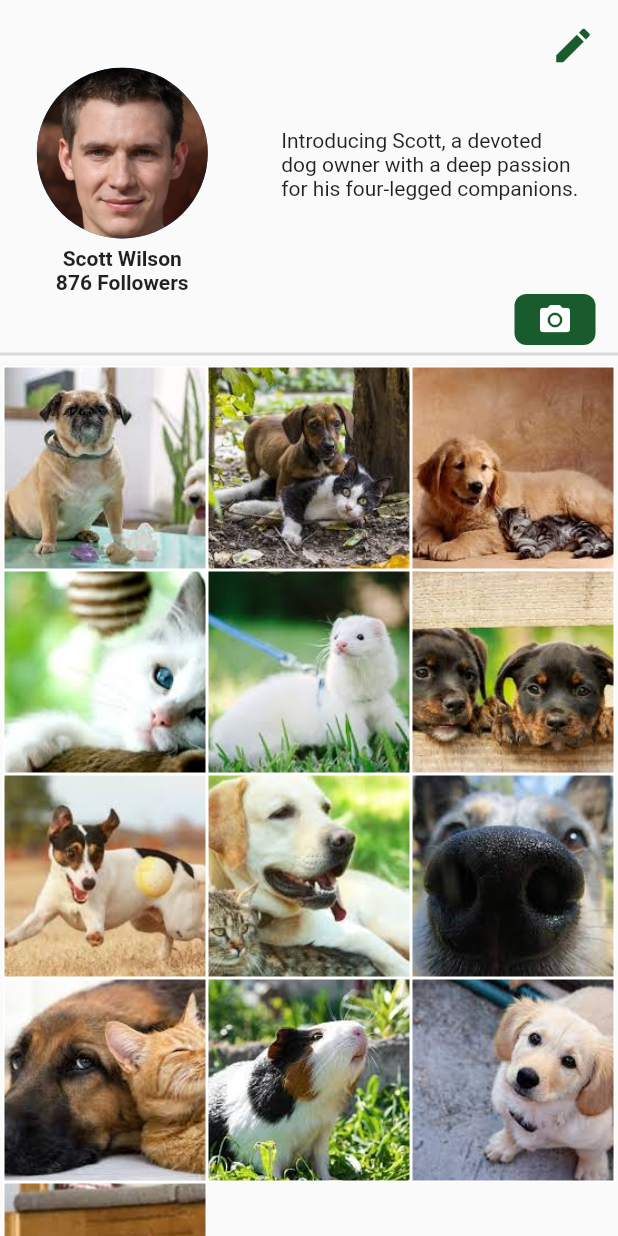
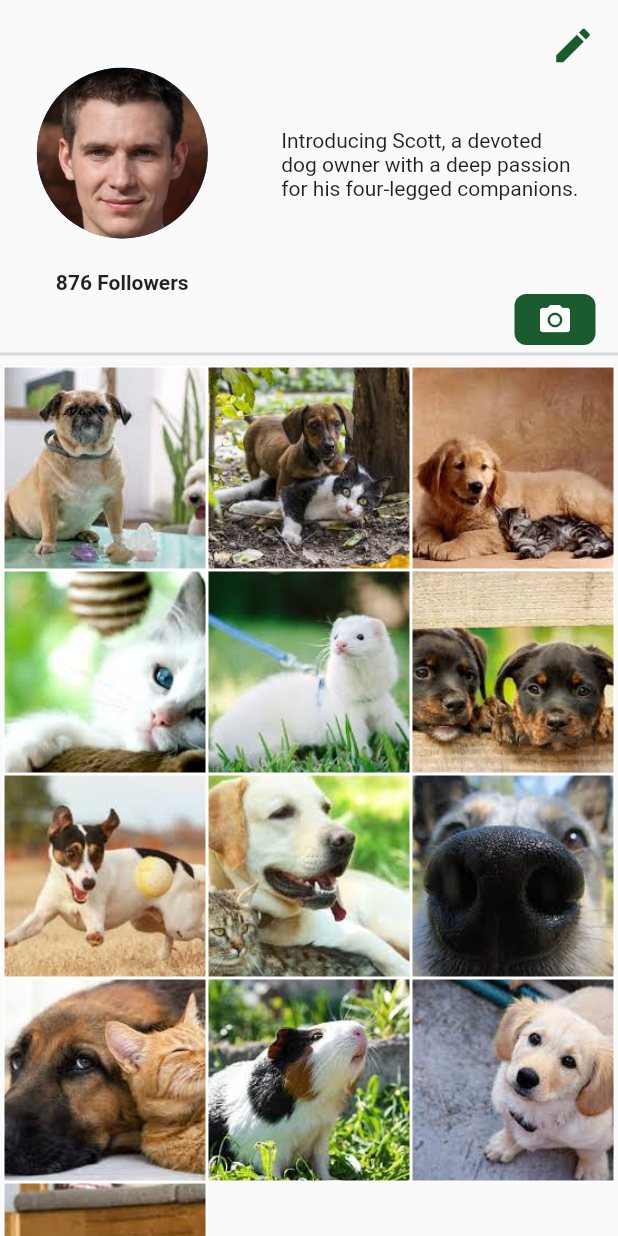
Before and after one commit to danielbueeno/PETSITTING, a Flutter app: the OrganismProfile widget shown alone on an empty page, opened directly, on a phone screen of 412 x 824 dp. Run offline on Flutter 3.47's test engine with Material 2 defaults, Android fonts, the phone set to English and light mode, and no system bars; our stand-ins replace bloc, blur, flutter_bloc, flutter_slidable, logger; missing offline and left inert: dart:ffi.

Commit message:
versao final

```diff
--- /dev/null
+++ b/lib/Widgets/atoms/SettingsBloc.dart
@@ -0,0 +1,26 @@
+import 'dart:async';
+import 'package:flutter_bloc/flutter_bloc.dart';
+import 'package:logger/logger.dart';
+
+abstract class SettingsEvent {}
+
+class ChangeName extends SettingsEvent {
+  String name;
+
+  ChangeName(this.name);
+}
+
+class SettingsBloc extends Bloc<SettingsEvent, String> {
+  final log = Logger();
+  String _name = "Mark Hunt";
+
+  SettingsBloc() : super("") {
+    on<ChangeName>((event, emit) {
+      log.i("Change name");
+      _name = event.name; // Update the name with the provided value
+      emit(_name);
+    });
+  }
+
+  String get initialState => _name;
+}
--- a/lib/Widgets/organisms/organism_profile.dart
+++ b/lib/Widgets/organisms/organism_profile.dart
@@ -2,7 +2,9 @@ import 'dart:ui';
 
 import 'package:flutter/gestures.dart';
 import 'package:flutter/material.dart';
+import 'package:flutter_bloc/flutter_bloc.dart';
 import 'package:pet_sitting_project/Constants/constants_colors.dart';
+import 'package:pet_sitting_project/Widgets/atoms/SettingsBloc.dart';
 import 'package:pet_sitting_project/Widgets/atoms/cameraButton.dart';
 import 'package:pet_sitting_project/Widgets/atoms/image_in_profile.dart';
 import 'package:pet_sitting_project/Widgets/atoms/image_in_profile_zoom.dart';
@@ -117,7 +119,7 @@ class _OrganismProfileState extends State<OrganismProfile> {
     return Column(
       mainAxisAlignment: MainAxisAlignment.spaceAround,
       crossAxisAlignment: CrossAxisAlignment.center,
-      children: const [
+      children: [
         CircleAvatar(
           radius: 57,
           backgroundImage: AssetImage("assets/images/homem5.jpg"),
@@ -125,12 +127,13 @@ class _OrganismProfileState extends State<OrganismProfile> {
         SizedBox(
           height: 5,
         ),
-        Text(
-          "Scott Wilson",
-          style: TextStyle(
-            fontWeight: FontWeight.bold,
-          ),
-        ),
+        BlocBuilder<SettingsBloc, String>(builder: (context, count) {
+          return Center(
+              child: Text(count,
+                  style: const TextStyle(
+                    fontWeight: FontWeight.bold,
+                  )));
+        }),
         Text("876 Followers",
             style: TextStyle(
               fontWeight: FontWeight.bold,
--- a/pubspec.yaml
+++ b/pubspec.yaml
@@ -30,6 +30,8 @@ environment:
 dependencies:
   flutter:
     sdk: flutter
+  bloc: ^8.0.0
+  flutter_bloc: ^8.0.0
 
 
   # The following adds the Cupertino Icons font to your application.
@@ -38,6 +40,7 @@ dependencies:
   intl: ^0.18.1
   flutter_slidable: ^3.0.0
   blur: ^3.1.0
+  logger: ^1.3.0
 
 dev_dependencies:
   flutter_test:
```
Also changed, not shown: lib/Widgets/organisms/organism_sign_up.dart (+15 -2 lines), lib/main.dart (+7 -1 lines), pubspec.lock.
